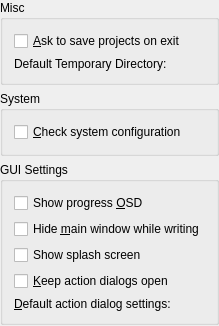
First picture: the form in src/option/base_k3bmiscoptiontab.ui, repository KDE/k3b, before the edit.
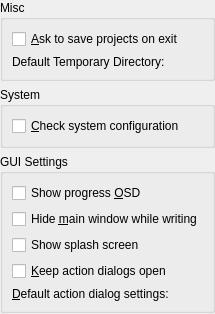
Second picture: the form after the edit. Custom widgets are drawn as their Qt base class.

Commit message: Removed default spacing and margin settings to let the style take care of that and give a more consistent overall look.

```diff
--- a/src/option/base_k3bmiscoptiontab.ui
+++ b/src/option/base_k3bmiscoptiontab.ui
@@ -168,7 +168,6 @@
    </item>
   </layout>
  </widget>
- <layoutdefault spacing="6" margin="11"/>
  <customwidgets>
   <customwidget>
    <class>KUrlRequester</class>
```
The commit also changes 11 other files.
